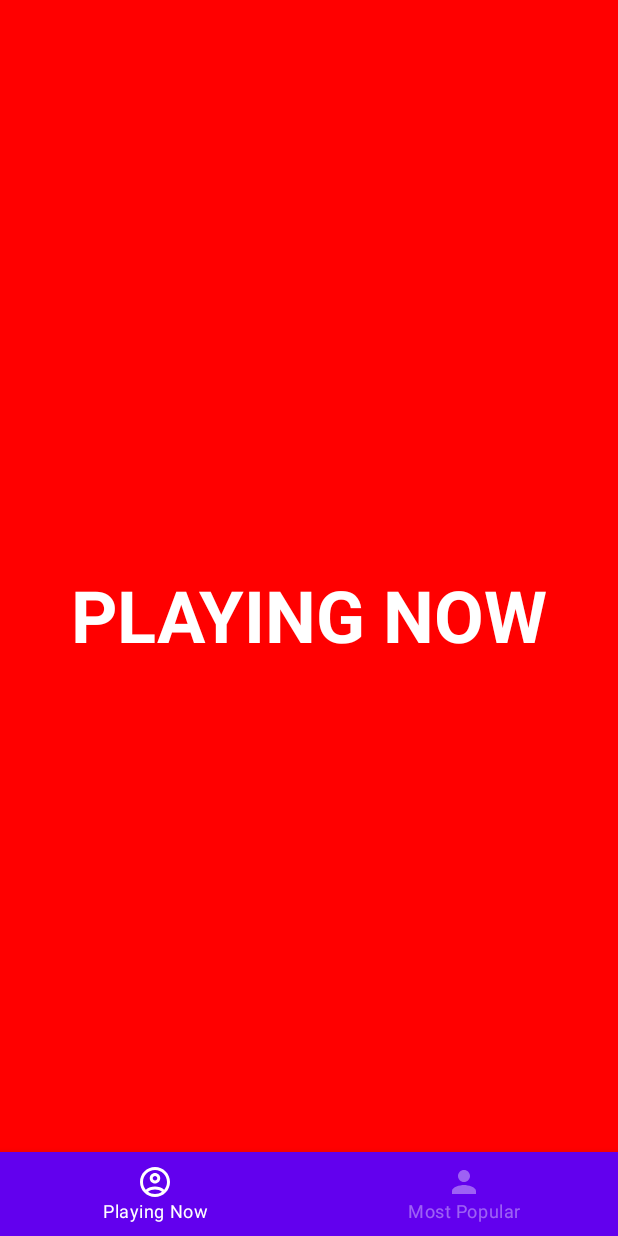
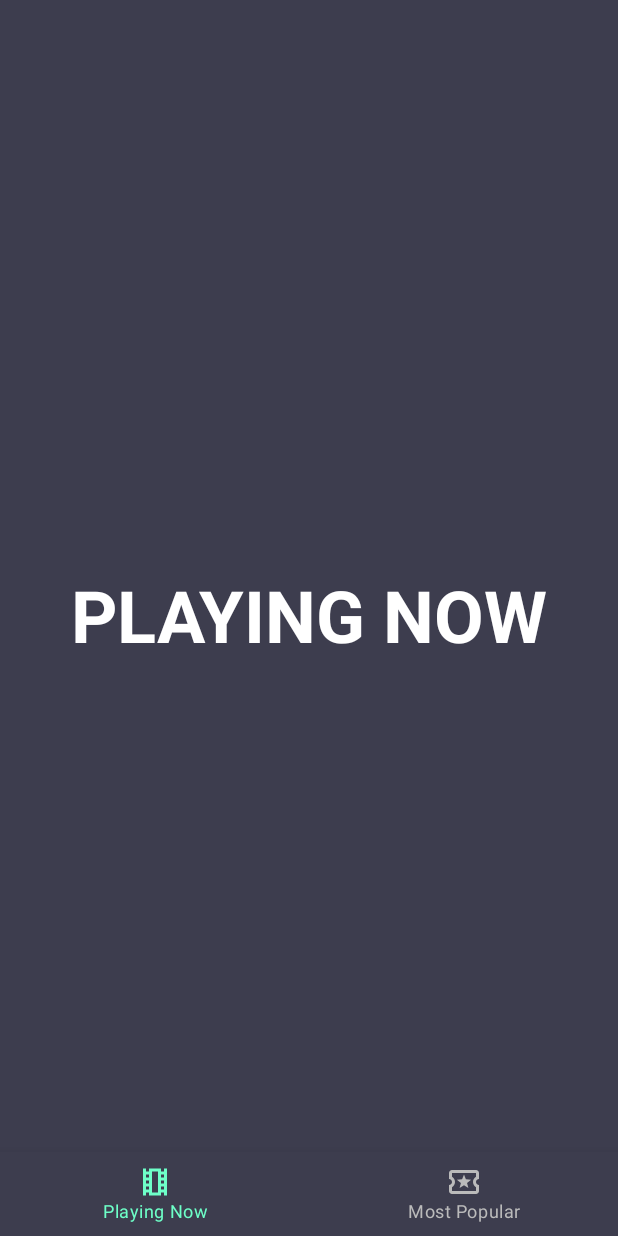
Before and after one commit to ChathuraHettiarachchi/TheMovieDb-Jetpack-Compose, an Android app built with Jetpack Compose: the screen it shows after launch (MainActivity), on a phone screen of 412 x 824 dp. Run offline under Robolectric (Android 15) with nearby library versions, the phone set to English and light mode, and no system bars; our stand-ins replace Dagger/Hilt's generated code.

Commit message:
- theme and navigation between tabs added

```diff
--- a/app/build.gradle
+++ b/app/build.gradle
@@ -65,6 +65,7 @@ dependencies {
     implementation "androidx.lifecycle:lifecycle-viewmodel-compose:2.5.0-alpha06"
     implementation "androidx.navigation:navigation-compose:2.5.0-alpha04"
     implementation "com.google.accompanist:accompanist-flowlayout:0.17.0"
+    implementation "androidx.compose.material:material-icons-extended:$compose_version"
 
     // Coroutines
     implementation 'org.jetbrains.kotlinx:kotlinx-coroutines-core:1.5.2'
--- a/app/src/main/java/com/backbase/moviebox/navigation/BottomBarScreen.kt
+++ b/app/src/main/java/com/backbase/moviebox/navigation/BottomBarScreen.kt
@@ -2,9 +2,8 @@ package com.backbase.moviebox.navigation
 
 import androidx.compose.material.icons.Icons
 import androidx.compose.material.icons.filled.Done
-import androidx.compose.material.icons.filled.Home
-import androidx.compose.material.icons.filled.Person
-import androidx.compose.material.icons.outlined.AccountCircle
+import androidx.compose.material.icons.outlined.LocalActivity
+import androidx.compose.material.icons.outlined.Theaters
 import androidx.compose.ui.graphics.vector.ImageVector
 
 sealed class BottomBarScreen(
@@ -15,13 +14,13 @@ sealed class BottomBarScreen(
     object PlayingNow : BottomBarScreen(
         route = "playing_now",
         title = "Playing Now",
-        icon = Icons.Outlined.AccountCircle,
+        icon = Icons.Outlined.Theaters,
     )
 
     object MostPopular : BottomBarScreen(
         route = "most_popular",
         title = "Most Popular",
-        icon = Icons.Default.Person
+        icon = Icons.Outlined.LocalActivity
     )
 
     object MovieDetail : BottomBarScreen(
--- a/app/src/main/java/com/backbase/moviebox/presentation/MainScreen.kt
+++ b/app/src/main/java/com/backbase/moviebox/presentation/MainScreen.kt
@@ -4,6 +4,7 @@ import androidx.compose.foundation.layout.RowScope
 import androidx.compose.material.*
 import androidx.compose.runtime.Composable
 import androidx.compose.runtime.getValue
+import androidx.compose.ui.unit.dp
 import androidx.navigation.NavDestination
 import androidx.navigation.NavDestination.Companion.hierarchy
 import androidx.navigation.NavGraph.Companion.findStartDestination
@@ -12,6 +13,8 @@ import androidx.navigation.compose.currentBackStackEntryAsState
 import androidx.navigation.compose.rememberNavController
 import com.backbase.moviebox.navigation.BottomBarScreen
 import com.backbase.moviebox.navigation.MovieNavGraph
+import com.backbase.moviebox.theme.accent
+import com.backbase.moviebox.theme.textRating
 
 @Composable
 fun MainScreen() {
@@ -33,7 +36,7 @@ fun BottomBar(navController: NavHostController) {
     val navBackStackEntry by navController.currentBackStackEntryAsState()
     val currentDestination = navBackStackEntry?.destination
 
-    BottomNavigation {
+    BottomNavigation(elevation = 12.dp) {
         screens.forEach {
             AddItem(
                 screen = it,
@@ -51,6 +54,8 @@ fun RowScope.AddItem(
     navController: NavHostController
 ) {
     BottomNavigationItem(
+        selectedContentColor = accent,
+        unselectedContentColor = textRating,
         label = {
             Text(text = screen.title)
         },
@@ -63,7 +68,6 @@ fun RowScope.AddItem(
         selected = currentDestination?.hierarchy?.any {
             it.route == screen.route
         } == true,
-        unselectedContentColor = LocalContentColor.current.copy(alpha = ContentAlpha.disabled),
         onClick = {
             navController.navigate(screen.route) {
                 popUpTo(navController.graph.findStartDestination().id)
--- a/app/src/main/java/com/backbase/moviebox/presentation/most_popular/MostPopularScreen.kt
+++ b/app/src/main/java/com/backbase/moviebox/presentation/most_popular/MostPopularScreen.kt
@@ -11,13 +11,14 @@ import androidx.compose.ui.Modifier
 import androidx.compose.ui.graphics.Color
 import androidx.compose.ui.text.font.FontWeight
 import androidx.compose.ui.tooling.preview.Preview
+import com.backbase.moviebox.theme.primary
 
 @Composable
 fun MostPopularScreen() {
     Box(
         modifier = Modifier
             .fillMaxSize()
-            .background(Color.Blue),
+            .background(primary),
         contentAlignment = Alignment.Center
     ) {
         Text(
--- a/app/src/main/java/com/backbase/moviebox/presentation/movie_details/MovieDetailScreen.kt
+++ b/app/src/main/java/com/backbase/moviebox/presentation/movie_details/MovieDetailScreen.kt
@@ -12,13 +12,14 @@ import androidx.compose.ui.Modifier
 import androidx.compose.ui.graphics.Color
 import androidx.compose.ui.text.font.FontWeight
 import androidx.compose.ui.tooling.preview.Preview
+import com.backbase.moviebox.theme.primary
 
 @Composable
 fun MovieDetailScreen() {
     Box(
         modifier = Modifier
             .fillMaxSize()
-            .background(Color.Magenta),
+            .background(primary),
         contentAlignment = Alignment.Center
     ) {
         Text(
--- a/app/src/main/java/com/backbase/moviebox/presentation/playing_now/PlayingNowScreen.kt
+++ b/app/src/main/java/com/backbase/moviebox/presentation/playing_now/PlayingNowScreen.kt
@@ -11,13 +11,14 @@ import androidx.compose.ui.Modifier
 import androidx.compose.ui.graphics.Color
 import androidx.compose.ui.text.font.FontWeight
 import androidx.compose.ui.tooling.preview.Preview
+import com.backbase.moviebox.theme.primary
 
 @Composable
 fun PlayingNowScreen() {
     Box(
         modifier = Modifier
             .fillMaxSize()
-            .background(Color.Red),
+            .background(primary),
         contentAlignment = Alignment.Center
     ) {
         Text(
--- a/app/src/main/java/com/backbase/moviebox/theme/Color.kt
+++ b/app/src/main/java/com/backbase/moviebox/theme/Color.kt
@@ -2,7 +2,32 @@ package com.backbase.moviebox.theme
 
 import androidx.compose.ui.graphics.Color
 
-val Purple200 = Color(0xFFBB86FC)
-val Purple500 = Color(0xFF6200EE)
-val Purple700 = Color(0xFF3700B3)
-val Teal200 = Color(0xFF03DAC5)
+// day colors
+val background = Color(0xFF3d3d4e)
+val primary = Color(0xFF3d3d4e)
+val text = Color(0xFFFFFFFF)
+val textDescription = Color(0xFFfffcfc)
+val textRating = Color(0xFFbbbbbb)
+val accent = Color(0xFF6effc8)
+val genre = Color(0xFF7e80a2)
+val greenRatingStart = Color(0xFF95ff98)
+val greenRatingEnd = Color(0xFF5cffe0)
+val greenRatingShadow = Color(0x5973ffc4)
+val redRatingStart = Color(0xFFff9b95)
+val redRatingEnd = Color(0xFFff625c)
+val redRatingShadow = Color(0x7Aff625c)
+
+// night colors
+val backgroundNight = Color(0xFF3d3d4e)
+val primaryNight = Color(0xFF3d3d4e)
+val textNight = Color(0xFFFFFFFF)
+val textDescriptionNight = Color(0xFFfffcfc)
+val textRatingNight = Color(0xFFbbbbbb)
+val accentNight = Color(0xFF6effc8)
+val genreNight = Color(0xFF7e80a2)
+val greenRatingStartNight = Color(0xFF95ff98)
+val greenRatingEndNight = Color(0xFF5cffe0)
+val greenRatingShadowNight = Color(0x5973ffc4)
+val redRatingStartNight = Color(0xFFff9b95)
+val redRatingEndNight = Color(0xFFff625c)
+val redRatingShadowNight = Color(0x7Aff625c)
--- a/app/src/main/java/com/backbase/moviebox/theme/Theme.kt
+++ b/app/src/main/java/com/backbase/moviebox/theme/Theme.kt
@@ -7,24 +7,17 @@ import androidx.compose.material.lightColors
 import androidx.compose.runtime.Composable
 
 private val DarkColorPalette = darkColors(
-    primary = Purple200,
-    primaryVariant = Purple700,
-    secondary = Teal200
+    primary = primaryNight,
+    primaryVariant = primaryNight,
+    secondary = accentNight,
+    background = primaryNight
 )
 
 private val LightColorPalette = lightColors(
-    primary = Purple500,
-    primaryVariant = Purple700,
-    secondary = Teal200
-
-    /* Other default colors to override
-    background = Color.White,
-    surface = Color.White,
-    onPrimary = Color.White,
-    onSecondary = Color.Black,
-    onBackground = Color.Black,
-    onSurface = Color.Black,
-    */
+    primary = primary,
+    primaryVariant = primary,
+    secondary = accentNight,
+    background = primary
 )
 
 @Composable
@@ -39,6 +32,6 @@ fun MovieBoxTheme(darkTheme: Boolean = isSystemInDarkTheme(), content: @Composab
         colors = colors,
         typography = Typography,
         shapes = Shapes,
-        content = content
+        content = content,
     )
 }
--- a/app/src/main/res/values/colors.xml
+++ b/app/src/main/res/values/colors.xml
@@ -7,4 +7,5 @@
     <color name="teal_700">#FF018786</color>
     <color name="black">#FF000000</color>
     <color name="white">#FFFFFFFF</color>
+    <color name="primary">#3d3d4e</color>
 </resources>
--- a/app/src/main/res/values/themes.xml
+++ b/app/src/main/res/values/themes.xml
@@ -2,6 +2,6 @@
 <resources>
 
     <style name="Theme.MovieBox" parent="android:Theme.Material.Light.NoActionBar">
-        <item name="android:statusBarColor">@color/purple_700</item>
+        <item name="android:statusBarColor">@color/primary</item>
     </style>
 </resources>
```
Also changed, not shown: 1 other file.
